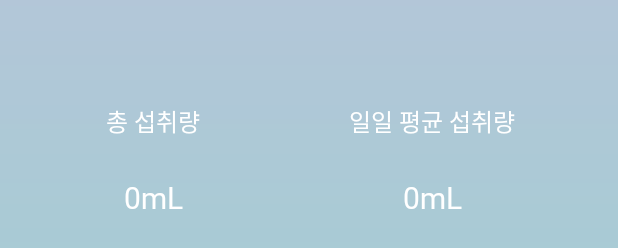
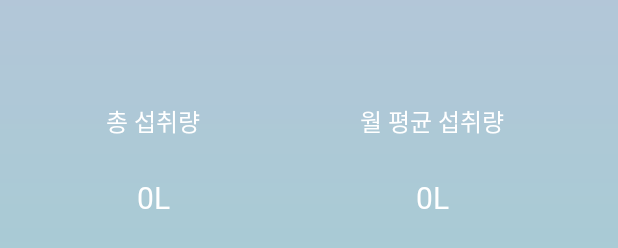
Before and after one commit to kimhm0728/WaterReminder, an Android app: the layout activity_month.xml on its own in the app's theme, with its tools: preview values and no code run, on a phone screen of 412 x 824 dp. Shown: the part 847-1095 px from the top of the screen. Run offline under Robolectric (Android 15) with nearby library versions, the phone set to English and light mode, and no system bars; plain views replace BarChart.

Commit message:
feat: 월 통계 기능 추가

```diff
--- a/app/src/main/java/com/example/WaterCollect/WeekActivity.java
+++ b/app/src/main/java/com/example/WaterCollect/WeekActivity.java
@@ -36,6 +36,5 @@ public class WeekActivity extends Fragment {
 
         barChart.invalidate(); // 차트 업데이트
         return v;
-
     }
 }
--- a/app/src/main/res/layout/activity_month.xml
+++ b/app/src/main/res/layout/activity_month.xml
@@ -65,7 +65,7 @@
                 android:layout_weight="50"
                 android:fontFamily="@font/nanumsquareextrabold"
                 android:gravity="center|top"
-                android:text="0mL"
+                android:text="0L"
                 android:textColor="#ffffff"
                 android:textSize="20sp" />
 
@@ -90,7 +90,7 @@
                 android:layout_weight="50"
                 android:fontFamily="@font/nanumsquareextrabold"
                 android:gravity="center_horizontal"
-                android:text="일일 평균 섭취량"
+                android:text="월 평균 섭취량"
                 android:textColor="#ffffff"
                 android:textSize="16sp" />
 
@@ -101,7 +101,7 @@
                 android:layout_weight="50"
                 android:fontFamily="@font/nanumsquareextrabold"
                 android:gravity="center|top"
-                android:text="0mL"
+                android:text="0L"
                 android:textColor="#ffffff"
                 android:textSize="20sp" />
         </LinearLayout>
```
